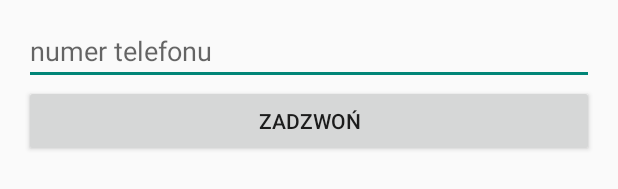
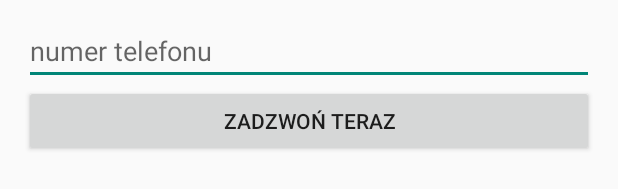
Before and after one commit to michkrol/MichalAndroid, an Android app: the layout activity_second.xml on its own in the app's theme, with its tools: preview values and no code run, on a phone screen of 412 x 824 dp. Shown: the part 151-340 px from the top of the screen. Run offline under Robolectric (Android 15) with nearby library versions, the phone set to English and light mode, and no system bars.

Commit message:
Zmiana tekstu na przycisku zadzwoń.

```diff
--- a/app/src/main/res/layout/activity_second.xml
+++ b/app/src/main/res/layout/activity_second.xml
@@ -45,7 +45,7 @@
         android:layout_width="match_parent"
         android:layout_height="wrap_content"
         android:layout_below="@+id/numer"
-        android:text="Zadzwoń"
+        android:text="Zadzwoń TERAZ"
         android:onClick="zadzwonClicked"
         />
 
```
